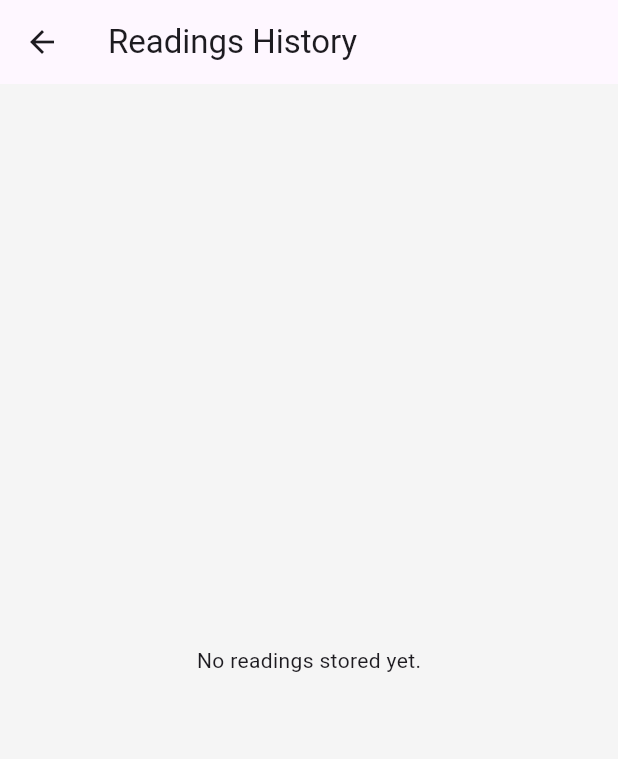
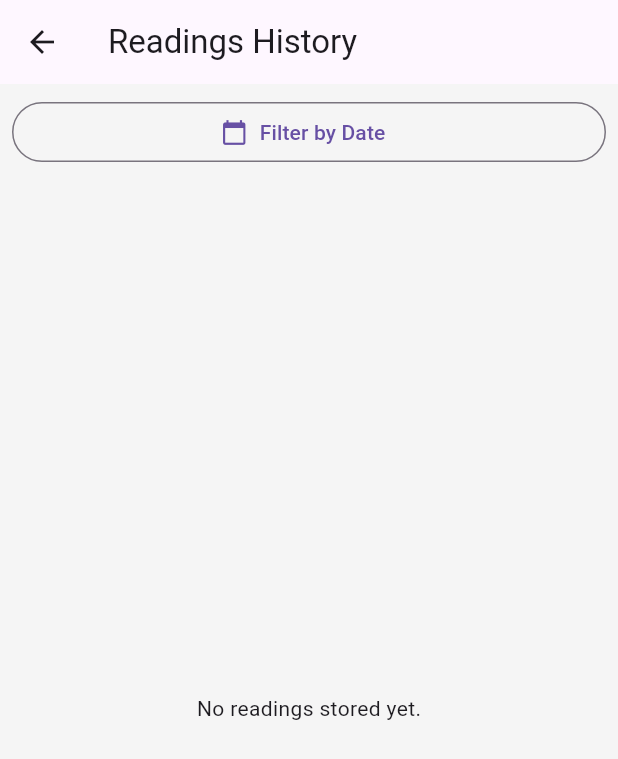
Before and after one commit to Joenny-stack/smart_hydroponics, a Flutter app: the screen it shows after launch, after a tap on the "history" icon, on a phone screen of 412 x 824 dp. Shown: the top 759 px of the screen. Run offline on Flutter 3.47's test engine with Material 3 defaults, Android fonts, the light colour scheme and no system bars; our stand-ins replace sqflite; accounts and stored records are empty.

Commit message:
Enhance device status handling, update TDS range validation, and improve UI responsiveness with polling and date filtering

```diff
--- a/flutter/lib/screens/home_screen.dart
+++ b/flutter/lib/screens/home_screen.dart
@@ -1,4 +1,5 @@
 import 'package:flutter/material.dart';
+import 'dart:async';
 import '../models/device_status.dart';
 import '../services/api_service.dart';
 import '../widgets/status_tile.dart';
@@ -14,23 +15,33 @@ class HomeScreen extends StatefulWidget {
 }
 
 class _HomeScreenState extends State<HomeScreen> {
-  Stream<DeviceStatus> _statusStream = Stream.empty(); // 👈 Initialize with an empty stream
-  String espIp = '192.168.0.1'; // 👈 Initialize as empty string
+  Stream<DeviceStatus> _statusStream = Stream.empty();
+  String? espIp; // No default value
+  Timer? _readingTimer;
+  DeviceStatus? _lastRecordedStatus;
 
   @override
   void initState() {
     super.initState();
-    _loadLastUsedIp(); // Only load the last used IP, do not show dialog on start
+    _loadLastUsedIp();
   }
 
-    void _loadLastUsedIp() async {
+  @override
+  void dispose() {
+    _readingTimer?.cancel();
+    super.dispose();
+  }
+
+  void _loadLastUsedIp() async {
     final lastIp = await ReadingsDB().getLastUsedIp();
-    if (lastIp != null && lastIp.isNotEmpty) {
-      setState(() {
-        espIp = lastIp;
-        _statusStream = ApiService.fetchStatusStream(espIp);
-      });
-    }
+    setState(() {
+      espIp = (lastIp != null && lastIp.isNotEmpty) ? lastIp : null;
+      if (espIp != null) {
+        _statusStream = ApiService.fetchStatusStream(espIp!);
+      } else {
+        _statusStream = Stream.empty();
+      }
+    });
   }
 
   void _showIpDialog() async {
@@ -64,9 +75,9 @@ class _HomeScreenState extends State<HomeScreen> {
     if (enteredIp != null && enteredIp.isNotEmpty) {
       setState(() {
         espIp = enteredIp;
-        _statusStream = ApiService.fetchStatusStream(espIp); // 👈 Update the stream
+        _statusStream = ApiService.fetchStatusStream(espIp!);
       });
-      await ReadingsDB().saveLastUsedIp(espIp);
+      await ReadingsDB().saveLastUsedIp(espIp!);
     }
   }
 
@@ -93,13 +104,12 @@ class _HomeScreenState extends State<HomeScreen> {
                 context,
                 MaterialPageRoute(
                   builder: (context) => SettingsScreen(
-                    currentIp: espIp,
+                    currentIp: espIp ?? '',
                     onIpChanged: (ip) {
                       setState(() {
                         espIp = ip;
-                        _statusStream = ApiService.fetchStatusStream(espIp);
+                        _statusStream = ApiService.fetchStatusStream(espIp!);
                       });
-                      Navigator.pop(context, ip);
                     },
                   ),
                 ),
@@ -107,7 +117,7 @@ class _HomeScreenState extends State<HomeScreen> {
               if (newIp != null && newIp.isNotEmpty && newIp != espIp) {
                 setState(() {
                   espIp = newIp;
-                  _statusStream = ApiService.fetchStatusStream(espIp);
+                  _statusStream = ApiService.fetchStatusStream(espIp!);
                 });
               }
             },
@@ -117,10 +127,46 @@ class _HomeScreenState extends State<HomeScreen> {
       body: StreamBuilder<DeviceStatus>(
         stream: _statusStream,
         builder: (context, snapshot) {
-          if (snapshot.connectionState == ConnectionState.waiting) {
+          if (espIp == null || espIp!.isEmpty) {
+            // Show a 'No IP Provided' screen with a button to enter IP
+            return Center(
+              child: Column(
+                mainAxisAlignment: MainAxisAlignment.center,
+                children: [
+                  const Icon(Icons.info_outline, size: 64, color: Colors.blueGrey),
+                  const SizedBox(height: 16),
+                  const Text(
+                    "No IP address provided",
+                    style: TextStyle(fontSize: 20, fontWeight: FontWeight.bold),
+                  ),
+                  const SizedBox(height: 8),
+                  const Text(
+                    "Please enter the ESP32 IP address to start receiving data.",
+                    textAlign: TextAlign.center,
+                    style: TextStyle(fontSize: 16, color: Colors.black54),
+                  ),
+                  const SizedBox(height: 24),
+                  ElevatedButton(
+                    onPressed: _showIpDialog,
+                    child: const Text("Enter IP Address"),
+                  ),
+                ],
+              ),
+            );
+          } else if (snapshot.connectionState == ConnectionState.waiting) {
             return const Center(child: CircularProgressIndicator());
           } else if (snapshot.hasData) {
             final data = snapshot.data!;
+            // Start or reset the timer when new data arrives
+            if (_readingTimer == null || !_readingTimer!.isActive) {
+              _readingTimer?.cancel();
+              _readingTimer = Timer.periodic(const Duration(minutes: 1), (_) {
+                if (_lastRecordedStatus != null) {
+                  ReadingsDB.insertReading(_lastRecordedStatus!);
+                }
+              });
+            }
+            _lastRecordedStatus = data;
             // Save reading to DB
             ReadingsDB.insertReading(data);
             return SingleChildScrollView(
@@ -256,7 +302,7 @@ class _HomeScreenState extends State<HomeScreen> {
               ),
             );
           }
-          return const Center(child: Text("No data available")); // 👈 Handle no data case
+          return Container(); // Fallback in case of an unexpected state
         },
       ),
     );
--- a/flutter/lib/screens/readings_screen.dart
+++ b/flutter/lib/screens/readings_screen.dart
@@ -1,4 +1,5 @@
 import 'package:flutter/material.dart';
+import 'dart:async';
 import '../services/readings_db.dart';
 
 class ReadingsScreen extends StatefulWidget {
@@ -9,51 +10,115 @@ class ReadingsScreen extends StatefulWidget {
 }
 
 class _ReadingsScreenState extends State<ReadingsScreen> {
-  late Future<List<Map<String, dynamic>>> _readingsFuture;
+  List<Map<String, dynamic>> _readings = [];
+  DateTime? _selectedDate;
+  Timer? _pollTimer;
 
   @override
   void initState() {
     super.initState();
-    _readingsFuture = ReadingsDB.getReadings();
+    _loadReadings();
+    _startPolling();
+  }
+
+  void _loadReadings() async {
+    final allReadings = await ReadingsDB.getReadings();
+    setState(() {
+      if (_selectedDate == null) {
+        _readings = allReadings;
+      } else {
+        _readings = allReadings.where((r) =>
+          DateTime.parse(r['timestamp']).year == _selectedDate!.year &&
+          DateTime.parse(r['timestamp']).month == _selectedDate!.month &&
+          DateTime.parse(r['timestamp']).day == _selectedDate!.day
+        ).toList();
+      }
+    });
+  }
+
+  void _startPolling() {
+    _pollTimer?.cancel();
+    _pollTimer = Timer.periodic(const Duration(seconds: 30), (_) {
+      _loadReadings();
+    });
+  }
+
+  void _filterByDate(DateTime? date) {
+    setState(() {
+      _selectedDate = date;
+    });
+    _loadReadings();
+  }
+
+  @override
+  void dispose() {
+    _pollTimer?.cancel();
+    super.dispose();
   }
 
   @override
   Widget build(BuildContext context) {
     return Scaffold(
       appBar: AppBar(title: const Text('Readings History')),
-      body: FutureBuilder<List<Map<String, dynamic>>>(
-        future: _readingsFuture,
-        builder: (context, snapshot) {
-          if (snapshot.connectionState == ConnectionState.waiting) {
-            return const Center(child: CircularProgressIndicator());
-          } else if (snapshot.hasData && snapshot.data!.isNotEmpty) {
-            final readings = snapshot.data!;
-            return ListView.builder(
-              itemCount: readings.length,
-              itemBuilder: (context, index) {
-                final r = readings[index];
-                return Card(
-                  margin: const EdgeInsets.symmetric(horizontal: 16, vertical: 8),
-                  child: ListTile(
-                    title: Text('Time: ${r['timestamp']}'),
-                    subtitle: Column(
-                      crossAxisAlignment: CrossAxisAlignment.start,
-                      children: [
-                        Text('Temperature: ${r['temperature']} °C'),
-                        Text('pH: ${r['ph']}'),
-                        Text('Soil Moisture: ${r['soilMoisture']}%'),
-                        Text('Water Level: ${r['waterLevel']}%'),
-                        Text('TDS: ${r['tds']} ppm'),
-                      ],
+      body: Column(
+        children: [
+          Padding(
+            padding: const EdgeInsets.all(8.0),
+            child: Row(
+              children: [
+                Expanded(
+                  child: OutlinedButton.icon(
+                    icon: const Icon(Icons.calendar_today),
+                    label: Text(_selectedDate == null
+                        ? 'Filter by Date'
+                        : '${_selectedDate!.year}-${_selectedDate!.month.toString().padLeft(2, '0')}-${_selectedDate!.day.toString().padLeft(2, '0')}'),
+                    onPressed: () async {
+                      final picked = await showDatePicker(
+                        context: context,
+                        initialDate: _selectedDate ?? DateTime.now(),
+                        firstDate: DateTime(2020),
+                        lastDate: DateTime.now(),
+                      );
+                      _filterByDate(picked);
+                    },
+                  ),
+                ),
+                if (_selectedDate != null)
+                  IconButton(
+                    icon: const Icon(Icons.clear),
+                    tooltip: 'Clear filter',
+                    onPressed: () => _filterByDate(null),
+                  ),
+              ],
+            ),
+          ),
+          Expanded(
+            child: _readings.isEmpty
+                ? const Center(child: Text('No readings stored yet.'))
+                : SingleChildScrollView(
+                    scrollDirection: Axis.vertical,
+                    child: SingleChildScrollView(
+                      scrollDirection: Axis.horizontal,
+                      child: DataTable(
+                        columns: const [
+                          DataColumn(label: Text('Time')),
+                          DataColumn(label: Text('Temp (°C)')),
+                          DataColumn(label: Text('pH')),
+                          DataColumn(label: Text('Water Level (%)')),
+                          DataColumn(label: Text('TDS (ppm)')),
+                        ],
+                        rows: _readings.map((r) => DataRow(cells: [
+                          DataCell(Text(r['timestamp'].toString().replaceFirst('T', '\n').substring(0, 16))),
+                          DataCell(Text(r['temperature'].toString())),
+                          DataCell(Text(r['ph'].toString())),
+                          DataCell(Text(r['waterLevel'].toString())),
+                          DataCell(Text(r['tds'].toString())),
+                        ])).toList(),
+                      ),
                     ),
                   ),
-                );
-              },
-            );
-          } else {
-            return const Center(child: Text('No readings stored yet.'));
-          }
-        },
+          ),
+        ],
       ),
     );
   }
--- a/flutter/pubspec.yaml
+++ b/flutter/pubspec.yaml
@@ -59,6 +59,8 @@ flutter_icons:
 
 # The following section is specific to Flutter packages.
 flutter:
+  assets:
+    - assets/icon.png
 
   # The following line ensures that the Material Icons font is
   # included with your application, so that you can use the icons in
```
Also changed, not shown: flutter/lib/models/device_status.dart (+2 -5 lines), flutter/lib/screens/settings_screen.dart (+6 -5 lines), 3 other files.
